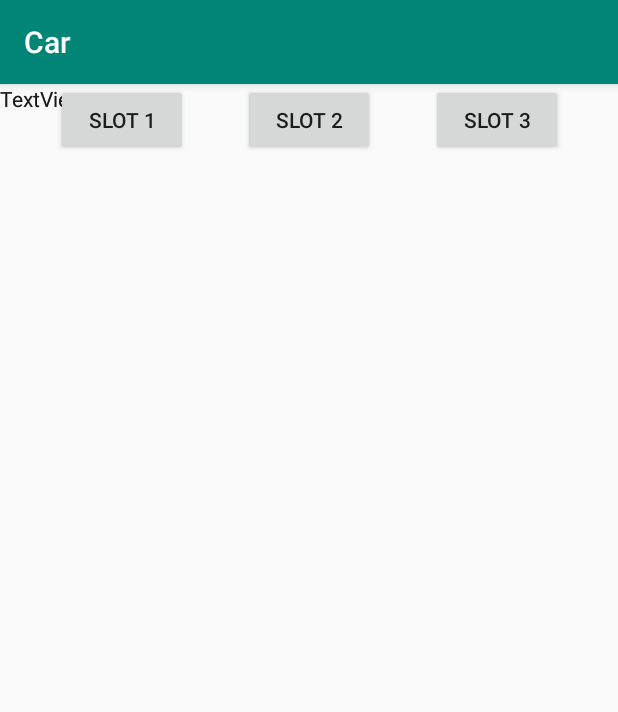
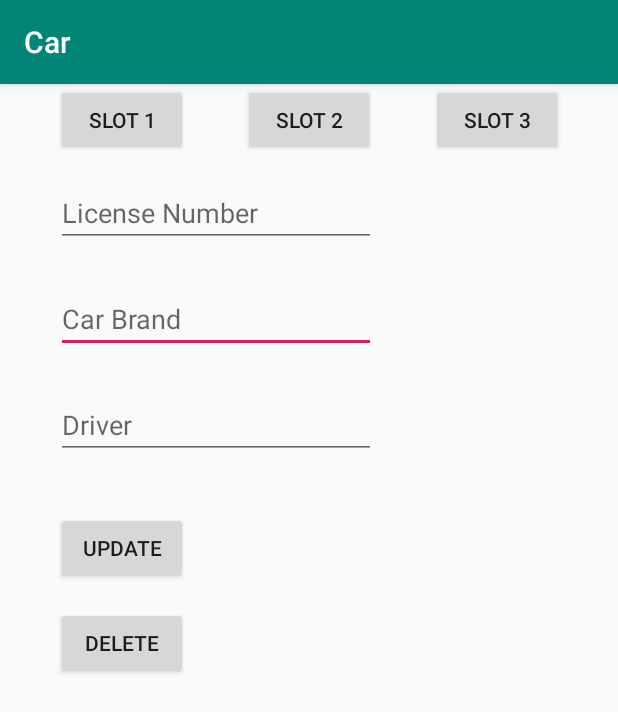
Before and after one commit to bookploy1928/CarInfo, an Android app: the screen it shows after launch (MainActivity), on a phone screen of 412 x 824 dp. Shown: the top 712 px of the screen. Run offline under Robolectric (Android 15) with nearby library versions, the phone set to English and light mode, and no system bars.

Commit message:
Add slot,plain text,update button ,delete button

```diff
--- a/app/src/main/res/layout/activity_main.xml
+++ b/app/src/main/res/layout/activity_main.xml
@@ -28,20 +28,45 @@
             android:id="@+id/slot3"
             app:layout_constraintBaseline_toBaselineOf="@+id/slot2" app:layout_constraintStart_toEndOf="@+id/slot2"
             app:layout_constraintHorizontal_bias="0.5" app:layout_constraintEnd_toEndOf="parent"/>
-    <TextView
-            android:text="TextView"
-            android:layout_width="wrap_content"
-            android:layout_height="wrap_content" tools:layout_editor_absoluteY="92dp"
-            tools:layout_editor_absoluteX="49dp" android:id="@+id/textView"/>
-    <TextView
-            android:text="TextView"
-            android:layout_width="wrap_content"
-            android:layout_height="wrap_content" tools:layout_editor_absoluteY="133dp"
-            tools:layout_editor_absoluteX="49dp" android:id="@+id/textView2"/>
-    <TextView
-            android:text="TextView"
-            android:layout_width="wrap_content"
-            android:layout_height="wrap_content" tools:layout_editor_absoluteY="190dp"
-            tools:layout_editor_absoluteX="49dp" android:id="@+id/textView3"/>
+    <EditText
+            android:layout_width="213dp"
+            android:layout_height="45dp"
+            android:inputType="textPersonName"
+            android:ems="10"
+            android:id="@+id/carBrand"
+            android:hint="@string/car_brand" android:layout_marginTop="25dp"
+            app:layout_constraintTop_toBottomOf="@+id/license_number2" android:layout_marginStart="37dp"
+            app:layout_constraintStart_toStartOf="parent"/>
+    <EditText
+            android:layout_width="213dp"
+            android:layout_height="45dp"
+            android:inputType="textPersonName"
+            android:ems="10"
+            android:id="@+id/driver1"
+            android:hint="@string/driver_1" android:layout_marginTop="25dp"
+            app:layout_constraintTop_toBottomOf="@+id/carBrand" android:layout_marginStart="37dp"
+            app:layout_constraintStart_toStartOf="parent"/>
+    <Button
+            android:text="@string/update"
+            android:layout_width="88dp"
+            android:layout_height="48dp"
+            android:id="@+id/update" android:layout_marginTop="35dp"
+            app:layout_constraintTop_toBottomOf="@+id/driver1" app:layout_constraintStart_toStartOf="parent"
+            android:layout_marginStart="37dp"/>
+    <Button
+            android:text="delete"
+            android:layout_width="88dp"
+            android:layout_height="48dp"
+            android:id="@+id/delete2" android:layout_marginTop="15dp"
+            app:layout_constraintTop_toBottomOf="@+id/update" app:layout_constraintStart_toStartOf="parent"
+            android:layout_marginStart="37dp"/>
+    <EditText
+            android:layout_width="213dp"
+            android:layout_height="45dp"
+            android:inputType="textPersonName"
+            android:ems="10"
+            android:id="@+id/license_number2" android:layout_marginTop="15dp"
+            app:layout_constraintTop_toBottomOf="@+id/slot1" android:layout_marginStart="37dp"
+            app:layout_constraintStart_toStartOf="parent" android:hint="@string/license_plate2"/>
 
 </androidx.constraintlayout.widget.ConstraintLayout>
--- a/app/src/main/res/values/strings.xml
+++ b/app/src/main/res/values/strings.xml
@@ -3,4 +3,12 @@
     <string name="button_slot1">slot 1</string>
     <string name="button_slot2">slot 2</string>
     <string name="button_slot3">slot 3</string>
+    <string name="license_plate">ทะเบียนรถ</string>
+    <string name="brand_car">ยี่ห้อรถ</string>
+    <string name="driver_car">คนขับ</string>
+    <string name="license_plate1">License Plate</string>
+    <string name="car_brand">Car Brand</string>
+    <string name="driver_1">Driver</string>
+    <string name="update">Update</string>
+    <string name="license_plate2">License Number</string>
 </resources>
```
